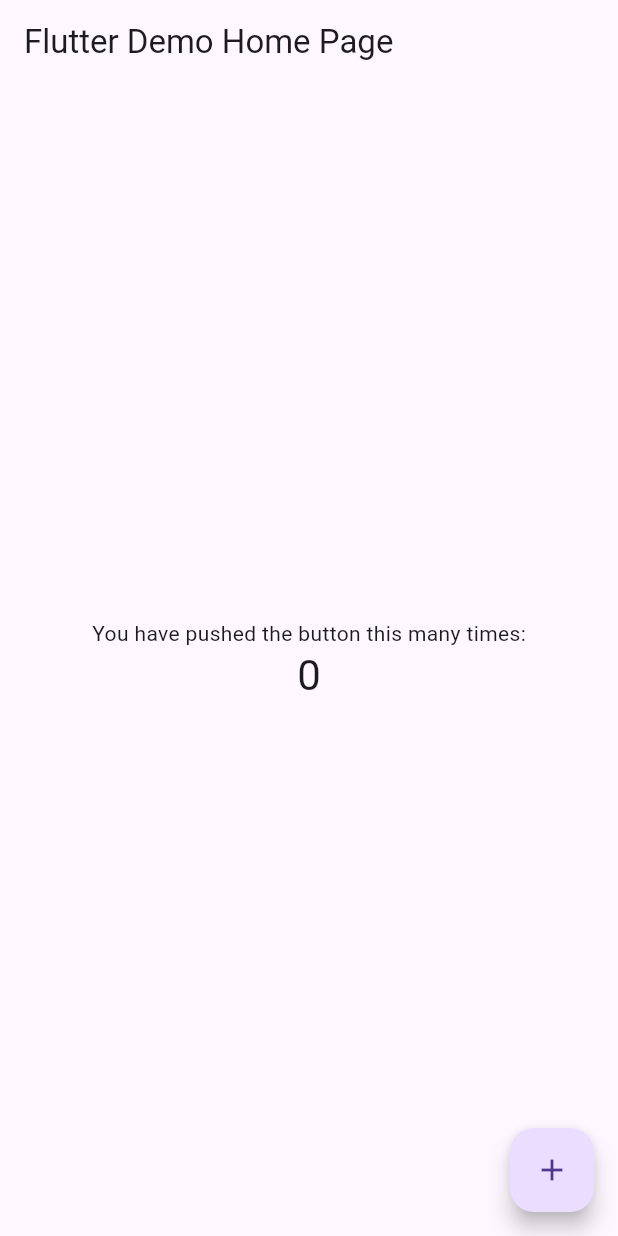
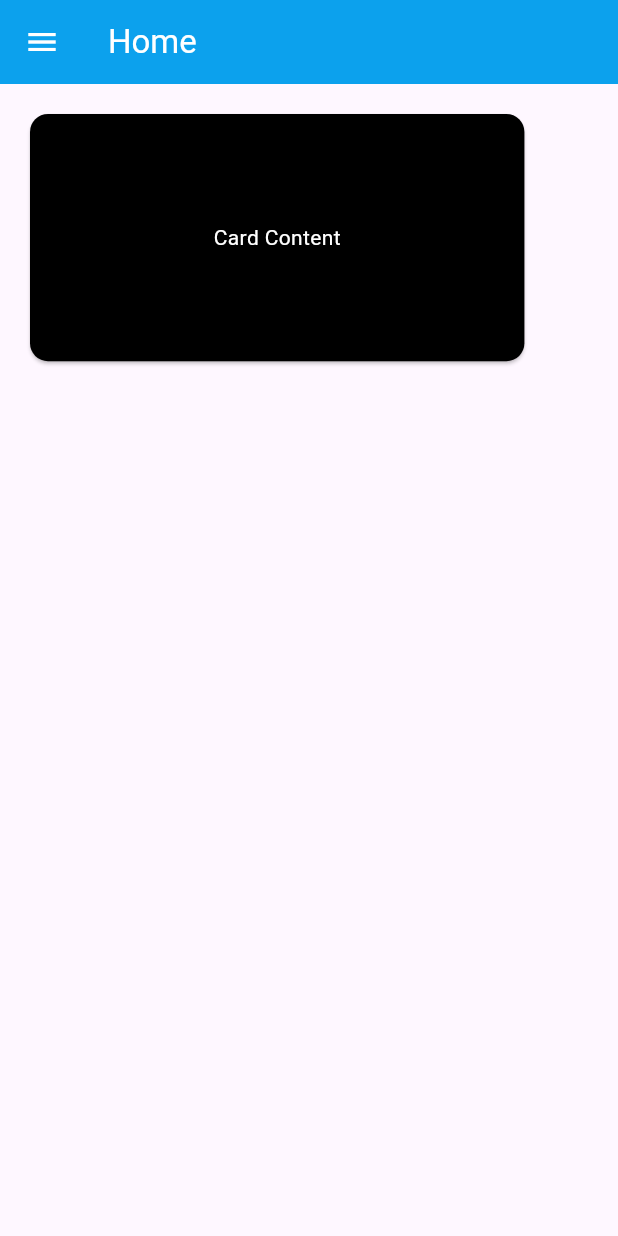
Before and after one commit to Robert-Mutugi/Hackathon-App, a Flutter app: the screen it shows after launch, on a phone screen of 412 x 824 dp. Run offline on Flutter 3.47's test engine with Material 3 defaults, Android fonts, the phone set to English and light mode, and no system bars; drawn by our look-alikes of hidden_drawer_menu; Roboto replaces fonts that are missing (Arial).

Commit message:
Added hidden drawer

```diff
--- a/aqua_app/lib/main.dart
+++ b/aqua_app/lib/main.dart
@@ -1,115 +1,89 @@
 import 'package:flutter/material.dart';
+import 'package:aqua_app/page/home.dart';
+import 'package:hidden_drawer_menu/hidden_drawer_menu.dart';
 
 void main() {
   runApp(const MyApp());
 }
 
 class MyApp extends StatelessWidget {
-  const MyApp({super.key});
+  const MyApp({Key? key}) : super(key: key);
 
-  // This widget is the root of your application.
   @override
   Widget build(BuildContext context) {
     return MaterialApp(
-      title: 'Flutter Demo',
+      debugShowCheckedModeBanner: false,
+      home: const HiddenDrawer(), // Use HiddenDrawer as the main screen
       theme: ThemeData(
-        // This is the theme of your application.
-        //
-        // Try running your application with "flutter run". You'll see the
-        // application has a blue toolbar. Then, without quitting the app, try
-        // changing the primarySwatch below to Colors.green and then invoke
-        // "hot reload" (press "r" in the console where you ran "flutter run",
-        // or simply save your changes to "hot reload" in a Flutter IDE).
-        // Notice that the counter didn't reset back to zero; the application
-        // is not restarted.
-        primarySwatch: Colors.blue,
+        textTheme: const TextTheme(
+          bodyMedium: TextStyle(fontFamily: 'Arial'),
+        ),
+        primaryColor: Colors.blue, // Set the primary color directly
+        appBarTheme: const AppBarTheme(
+          color: Colors.lightBlue,
+          foregroundColor: Colors.white,
+        ),
       ),
-      home: const MyHomePage(title: 'Flutter Demo Home Page'),
     );
   }
 }
 
-class MyHomePage extends StatefulWidget {
-  const MyHomePage({super.key, required this.title});
-
-  // This widget is the home page of your application. It is stateful, meaning
-  // that it has a State object (defined below) that contains fields that affect
-  // how it looks.
-
-  // This class is the configuration for the state. It holds the values (in this
-  // case the title) provided by the parent (in this case the App widget) and
-  // used by the build method of the State. Fields in a Widget subclass are
-  // always marked "final".
-
-  final String title;
+class HiddenDrawer extends StatefulWidget {
+  const HiddenDrawer({Key? key}) : super(key: key);
 
   @override
-  State<MyHomePage> createState() => _MyHomePageState();
+  State<HiddenDrawer> createState() => _HiddenDrawerState();
 }
 
-class _MyHomePageState extends State<MyHomePage> {
-  int _counter = 0;
+class _HiddenDrawerState extends State<HiddenDrawer> {
+  List<ScreenHiddenDrawer> _pages = [];
+  final nameTextStyle = const TextStyle(
+    color: Colors.white,
+    fontWeight: FontWeight.bold,
+    fontSize: 18,
+  );
 
-  void _incrementCounter() {
-    setState(() {
-      // This call to setState tells the Flutter framework that something has
-      // changed in this State, which causes it to rerun the build method below
-      // so that the display can reflect the updated values. If we changed
-      // _counter without calling setState(), then the build method would not be
-      // called again, and so nothing would appear to happen.
-      _counter++;
-    });
+  @override
+  void initState() {
+    super.initState();
+    _pages = [
+      ScreenHiddenDrawer(
+        ItemHiddenMenu(
+          name: 'Home',
+          baseStyle: nameTextStyle,
+          selectedStyle: nameTextStyle,
+        ),
+        HomePage(),
+      ),
+      // Add more screens as needed
+      // ScreenHiddenDrawer(
+      //   ItemHiddenMenu(
+      //     name: 'About Us',
+      //     baseStyle: nameTextStyle,
+      //     selectedStyle: nameTextStyle,
+      //   ),
+      //   AboutUsPage(),
+      // ),
+      // ScreenHiddenDrawer(
+      //   ItemHiddenMenu(
+      //     name: 'Search',
+      //     baseStyle: nameTextStyle,
+      //     selectedStyle: nameTextStyle,
+      //   ),
+      //   SearchPage(),
+      // ),
+      // Add more screens as needed
+    ];
   }
 
   @override
   Widget build(BuildContext context) {
-    // This method is rerun every time setState is called, for instance as done
-    // by the _incrementCounter method above.
-    //
-    // The Flutter framework has been optimized to make rerunning build methods
-    // fast, so that you can just rebuild anything that needs updating rather
-    // than having to individually change instances of widgets.
-    return Scaffold(
-      appBar: AppBar(
-        // Here we take the value from the MyHomePage object that was created by
-        // the App.build method, and use it to set our appbar title.
-        title: Text(widget.title),
-      ),
-      body: Center(
-        // Center is a layout widget. It takes a single child and positions it
-        // in the middle of the parent.
-        child: Column(
-          // Column is also a layout widget. It takes a list of children and
-          // arranges them vertically. By default, it sizes itself to fit its
-          // children horizontally, and tries to be as tall as its parent.
-          //
-          // Invoke "debug painting" (press "p" in the console, choose the
-          // "Toggle Debug Paint" action from the Flutter Inspector in Android
-          // Studio, or the "Toggle Debug Paint" command in Visual Studio Code)
-          // to see the wireframe for each widget.
-          //
-          // Column has various properties to control how it sizes itself and
-          // how it positions its children. Here we use mainAxisAlignment to
-          // center the children vertically; the main axis here is the vertical
-          // axis because Columns are vertical (the cross axis would be
-          // horizontal).
-          mainAxisAlignment: MainAxisAlignment.center,
-          children: <Widget>[
-            const Text(
-              'You have pushed the button this many times:',
-            ),
-            Text(
-              '$_counter',
-              style: Theme.of(context).textTheme.headlineMedium,
-            ),
-          ],
-        ),
-      ),
-      floatingActionButton: FloatingActionButton(
-        onPressed: _incrementCounter,
-        tooltip: 'Increment',
-        child: const Icon(Icons.add),
-      ), // This trailing comma makes auto-formatting nicer for build methods.
+    return HiddenDrawerMenu(
+      screens: _pages,
+      backgroundColorMenu: Colors.blueAccent,
+      slidePercent: 55,
+      verticalScalePercent: 90,
+      initPositionSelected: 0,
     );
   }
 }
--- /dev/null
+++ b/aqua_app/lib/page/home.dart
@@ -0,0 +1,32 @@
+import 'package:flutter/material.dart';
+//import '/widgets/card.dart';
+
+class HomePage extends StatelessWidget {
+  const HomePage({Key? key}) : super(key: key);
+
+  @override
+  Widget build(BuildContext context) {
+    final screenWidth = MediaQuery.of(context).size.width;
+    final screenHeight = MediaQuery.of(context).size.height;
+
+    return Scaffold(
+      body: Container(
+        padding: const EdgeInsets.all(16.0), // Add padding if needed
+        child: Card(
+          color: Colors.black,
+          child: Container(
+            width: screenHeight * 0.4, // Adjust width if needed
+            height: screenHeight * 0.20, // Adjust height if needed
+            // Add your card content here
+            child: const Center(
+              child: Text(
+                'Card Content',
+                style: TextStyle(color: Colors.white),
+              ),
+            ),
+          ),
+        ),
+      ),
+    );
+  }
+}
--- /dev/null
+++ b/aqua_app/lib/widgets/hiddendrawer.dart
@@ -0,0 +1,51 @@
+// import 'package:diss_app/pages/aboutUs.dart';
+// import 'package:diss_app/pages/search.dart';
+import 'package:flutter/material.dart';
+import 'package:hidden_drawer_menu/hidden_drawer_menu.dart';
+// import 'package:diss_app/pages/map.dart';
+import 'package:aqua_app/page/home.dart';
+
+class HiddenDrawer extends StatefulWidget {
+  const HiddenDrawer({Key? key}) : super(key: key);
+
+  @override
+  State<HiddenDrawer> createState() => _HiddenDrawerState();
+}
+
+class _HiddenDrawerState extends State<HiddenDrawer> {
+  List<ScreenHiddenDrawer> _pages = [];
+  //styling fonts for drawer
+  final nameTextStyle = const TextStyle(
+    color: Colors.white,
+    fontWeight: FontWeight.bold,
+    fontSize: 18,
+  );
+
+  @override
+  void initState() {
+    super.initState();
+    //list containing screens for the drawer
+    _pages = [
+      ScreenHiddenDrawer(
+        ItemHiddenMenu(
+          name: 'Home',
+          baseStyle: nameTextStyle,
+          selectedStyle: nameTextStyle,
+        ),
+        HomePage(),
+      ),
+    ];
+  }
+
+  @override
+  Widget build(BuildContext context) {
+    return HiddenDrawerMenu(
+      screens: _pages,
+      backgroundColorMenu: Colors.blue,
+      slidePercent: 55,
+      verticalScalePercent: 90,
+
+      initPositionSelected: 0, //makes landing page the home page
+    );
+  }
+}
--- a/aqua_app/pubspec.yaml
+++ b/aqua_app/pubspec.yaml
@@ -35,6 +35,7 @@
   # The following adds the Cupertino Icons font to your application.
   # Use with the CupertinoIcons class for iOS style icons.
   cupertino_icons: ^1.0.2
+  hidden_drawer_menu: ^3.0.1
 
 dev_dependencies:
   flutter_test:
```
Also changed, not shown: aqua_app/lib/widgets/card.dart (added), aqua_app/pubspec.lock.
